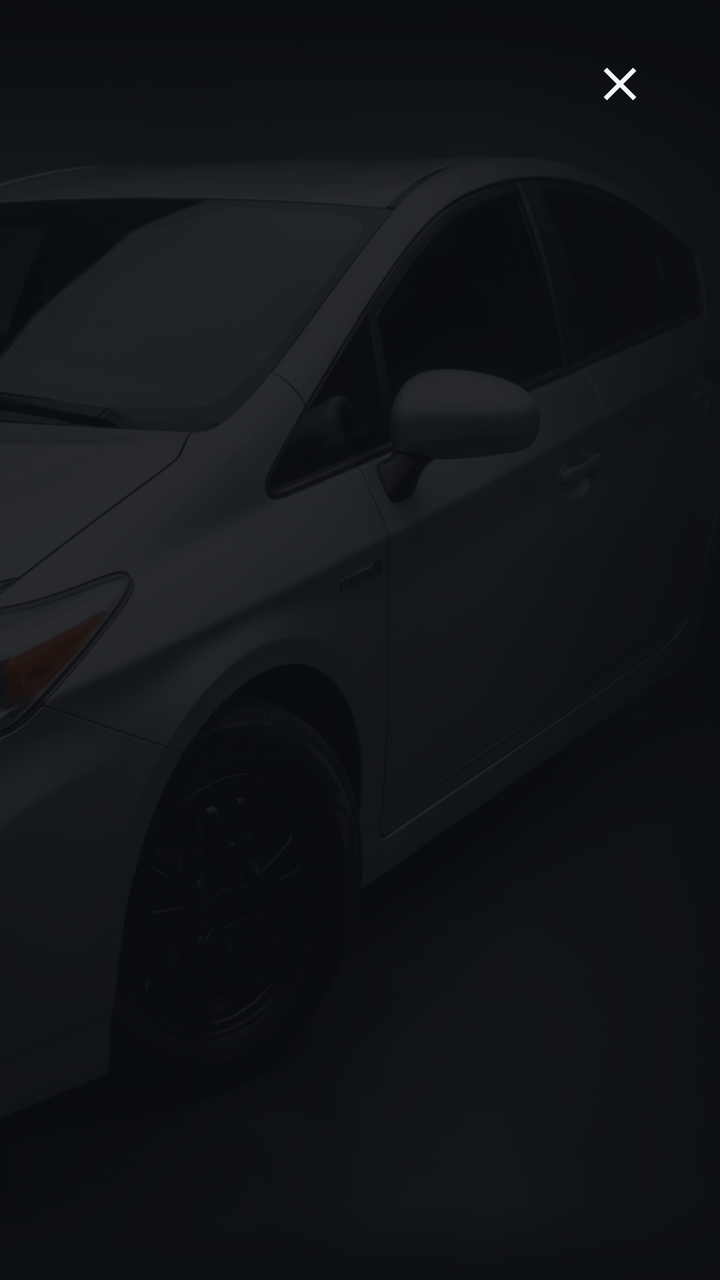
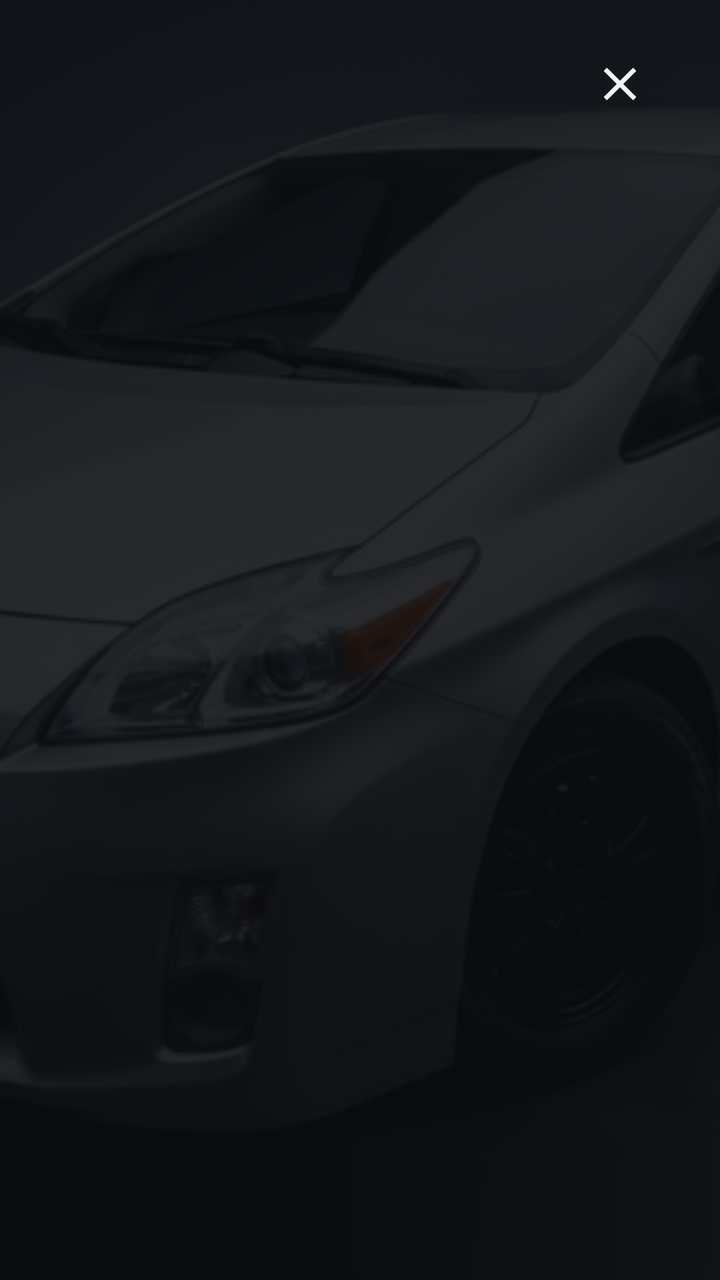

Two renders of the same Android screen: before a commit and after it. Below are the layout's source before the change and the commit's diff.
<!-- AndroidManifest.xml: application theme Theme.PriusLauncher -->
<!-- res/layout/activity_apps.xml -->
<?xml version="1.0" encoding="utf-8"?>
<FrameLayout xmlns:android="http://schemas.android.com/apk/res/android"
    android:layout_width="match_parent"
    android:layout_height="match_parent"
    android:background="@color/bg_dark">

    <ImageView
        android:layout_width="match_parent"
        android:layout_height="match_parent"
        android:importantForAccessibility="no"
        android:scaleType="centerCrop"
        android:src="@drawable/prius_bg" />

    <View
        android:layout_width="match_parent"
        android:layout_height="match_parent"
        android:background="#E00B0D11" />

    <LinearLayout
        android:layout_width="match_parent"
        android:layout_height="match_parent"
        android:orientation="vertical"
        android:paddingStart="24dp"
        android:paddingTop="16dp"
        android:paddingEnd="24dp">

        <LinearLayout
            android:layout_width="match_parent"
            android:layout_height="wrap_content"
            android:gravity="center_vertical"
            android:orientation="horizontal">

            <TextView
                android:id="@+id/title"
                android:layout_width="0dp"
                android:layout_height="wrap_content"
                android:layout_weight="1"
                android:fontFamily="sans-serif-light"
                android:textColor="@color/text_main"
                android:textSize="26sp" />

            <TextView
                android:id="@+id/btnReset"
                android:layout_width="wrap_content"
                android:layout_height="wrap_content"
                android:layout_marginEnd="16dp"
                android:background="@drawable/card_bg"
                android:paddingStart="16dp"
                android:paddingTop="10dp"
                android:paddingEnd="16dp"
                android:paddingBottom="10dp"
                android:text="@string/reset"
                android:textColor="@color/text_soft"
                android:textSize="15sp"
                android:visibility="gone" />

            <ImageButton
                android:id="@+id/btnClose"
                android:layout_width="52dp"
                android:layout_height="52dp"
                android:background="@drawable/round_button_bg"
                android:contentDescription="@string/close"
                android:padding="12dp"
                android:scaleType="fitCenter"
                android:src="@drawable/ic_close"
                android:tint="@color/text_main" />
        </LinearLayout>

        <GridView
            android:id="@+id/grid"
            android:layout_width="match_parent"
            android:layout_height="match_parent"
            android:layout_marginTop="12dp"
            android:clipToPadding="false"
            android:columnWidth="112dp"
            android:horizontalSpacing="8dp"
            android:listSelector="@drawable/card_bg"
            android:numColumns="auto_fit"
            android:paddingBottom="24dp"
            android:stretchMode="columnWidth"
            android:verticalSpacing="12dp" />
    </LinearLayout>
</FrameLayout>
<!-- resources referenced by this layout -->
<resources>
  <color name="bg_dark">#FF0B0D11</color>
  <color name="text_main">#FFF2F5F8</color>
  <color name="text_soft">#FFC9D1DB</color>
  <!-- drawable card_bg (drawable) -->
  <?xml version="1.0" encoding="utf-8"?>
  <selector xmlns:android="http://schemas.android.com/apk/res/android">
      <item android:state_pressed="true">
          <shape android:shape="rectangle">
              <corners android:radius="18dp" />
              <solid android:color="@color/glass_pressed" />
              <stroke android:width="1dp" android:color="@color/glass_stroke" />
          </shape>
      </item>
      <item>
          <shape android:shape="rectangle">
              <corners android:radius="18dp" />
              <solid android:color="@color/glass" />
              <stroke android:width="1dp" android:color="@color/glass_stroke" />
          </shape>
      </item>
  </selector>
  <!-- drawable ic_close (drawable) -->
  <?xml version="1.0" encoding="utf-8"?>
  <vector xmlns:android="http://schemas.android.com/apk/res/android"
      android:width="24dp" android:height="24dp"
      android:viewportWidth="24" android:viewportHeight="24">
      <path android:fillColor="#FFFFFFFF" android:pathData="M19,6.41L17.59,5 12,10.59 6.41,5 5,6.41 10.59,12 5,17.59 6.41,19 12,13.41 17.59,19 19,17.59 13.41,12z"/>
  </vector>
  <!-- drawable prius_bg: jpg bitmap (drawable-nodpi, 199830 bytes) -->
  <!-- drawable round_button_bg (drawable) -->
  <?xml version="1.0" encoding="utf-8"?>
  <selector xmlns:android="http://schemas.android.com/apk/res/android">
      <item android:state_pressed="true">
          <shape android:shape="oval">
              <solid android:color="@color/glass_pressed" />
          </shape>
      </item>
      <item>
          <shape android:shape="oval">
              <solid android:color="#00000000" />
          </shape>
      </item>
  </selector>
  <string name="close">Cerrar</string>
  <string name="reset">Restablecer</string>
  <style name="Theme.PriusLauncher" parent="android:Theme.Material.NoActionBar.Fullscreen">
          <item name="android:windowBackground">@color/bg_dark</item>
          <item name="android:colorAccent">@color/accent</item>
          <item name="android:statusBarColor">@android:color/black</item>
          <item name="android:navigationBarColor">@android:color/black</item>
          <item name="android:windowShowWallpaper">false</item>
      </style>
  <color name="glass_pressed">#38FFFFFF</color>
  <color name="glass_stroke">#24FFFFFF</color>
  <color name="glass">#1AFFFFFF</color>
  <color name="accent">#FF4FC3F7</color>
</resources>

<!-- the commit's change to res/layout/activity_apps.xml (unified diff, before → after) -->
@@ -9,7 +9,7 @@
         android:layout_height="match_parent"
         android:importantForAccessibility="no"
         android:scaleType="centerCrop"
-        android:src="@drawable/prius_bg" />
+        android:src="@drawable/mi_carro" />
 
     <View
         android:layout_width="match_parent"
<!-- resource entries referenced after the edit -->
@@ -1,26 +1,33 @@
 <!-- resources referenced by this layout -->
 <resources>
-  <color name="bg_dark">#FF0B0D11</color>
-  <color name="text_main">#FFF2F5F8</color>
-  <color name="text_soft">#FFC9D1DB</color>
+  <color name="bg_dark">#FF0B0C0E</color>
+  <color name="text_main">#FFF1F3F5</color>
+  <color name="text_soft">#FFC9CED4</color>
   <!-- drawable card_bg (drawable) -->
   <?xml version="1.0" encoding="utf-8"?>
-  <selector xmlns:android="http://schemas.android.com/apk/res/android">
-      <item android:state_pressed="true">
+  <layer-list xmlns:android="http://schemas.android.com/apk/res/android">
+      <item>
           <shape android:shape="rectangle">
               <corners android:radius="18dp" />
-              <solid android:color="@color/glass_pressed" />
-              <stroke android:width="1dp" android:color="@color/glass_stroke" />
+              <gradient
+                  android:angle="300"
+                  android:endColor="@color/card_bottom"
+                  android:startColor="@color/card_top" />
           </shape>
+      </item>
+      <item>
+          <bitmap
+              android:src="@drawable/carbon_tile"
+              android:tileMode="repeat" />
       </item>
       <item>
           <shape android:shape="rectangle">
               <corners android:radius="18dp" />
-              <solid android:color="@color/glass" />
-              <stroke android:width="1dp" android:color="@color/glass_stroke" />
+              <solid android:color="#00000000" />
+              <stroke android:width="1dp" android:color="@color/stroke" />
           </shape>
       </item>
-  </selector>
+  </layer-list>
   <!-- drawable ic_close (drawable) -->
   <?xml version="1.0" encoding="utf-8"?>
   <vector xmlns:android="http://schemas.android.com/apk/res/android"
@@ -28,13 +35,13 @@
       android:viewportWidth="24" android:viewportHeight="24">
       <path android:fillColor="#FFFFFFFF" android:pathData="M19,6.41L17.59,5 12,10.59 6.41,5 5,6.41 10.59,12 5,17.59 6.41,19 12,13.41 17.59,19 19,17.59 13.41,12z"/>
   </vector>
-  <!-- drawable prius_bg: jpg bitmap (drawable-nodpi, 199830 bytes) -->
+  <!-- drawable mi_carro: png bitmap (drawable-nodpi, 311083 bytes) -->
   <!-- drawable round_button_bg (drawable) -->
   <?xml version="1.0" encoding="utf-8"?>
   <selector xmlns:android="http://schemas.android.com/apk/res/android">
       <item android:state_pressed="true">
           <shape android:shape="oval">
-              <solid android:color="@color/glass_pressed" />
+              <solid android:color="#33FFFFFF" />
           </shape>
       </item>
       <item>
@@ -47,14 +54,15 @@
   <string name="reset">Restablecer</string>
   <style name="Theme.PriusLauncher" parent="android:Theme.Material.NoActionBar.Fullscreen">
           <item name="android:windowBackground">@color/bg_dark</item>
-          <item name="android:colorAccent">@color/accent</item>
+          <item name="android:colorAccent">@color/accent_default</item>
           <item name="android:statusBarColor">@android:color/black</item>
           <item name="android:navigationBarColor">@android:color/black</item>
           <item name="android:windowShowWallpaper">false</item>
       </style>
-  <color name="glass_pressed">#38FFFFFF</color>
-  <color name="glass_stroke">#24FFFFFF</color>
-  <color name="glass">#1AFFFFFF</color>
-  <color name="accent">#FF4FC3F7</color>
+  <color name="card_bottom">#FF121418</color>
+  <color name="card_top">#FF202328</color>
+  <!-- drawable carbon_tile: png bitmap (drawable-nodpi, 136 bytes) -->
+  <color name="stroke">#14FFFFFF</color>
+  <color name="accent_default">#FFE5243B</color>
 </resources>
 
